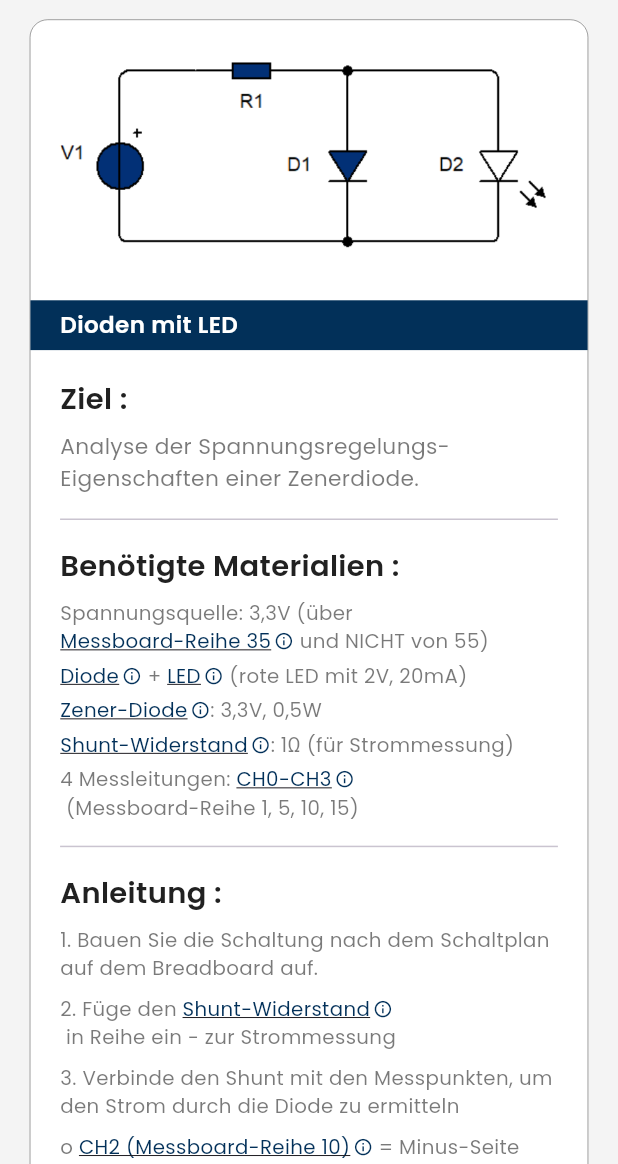
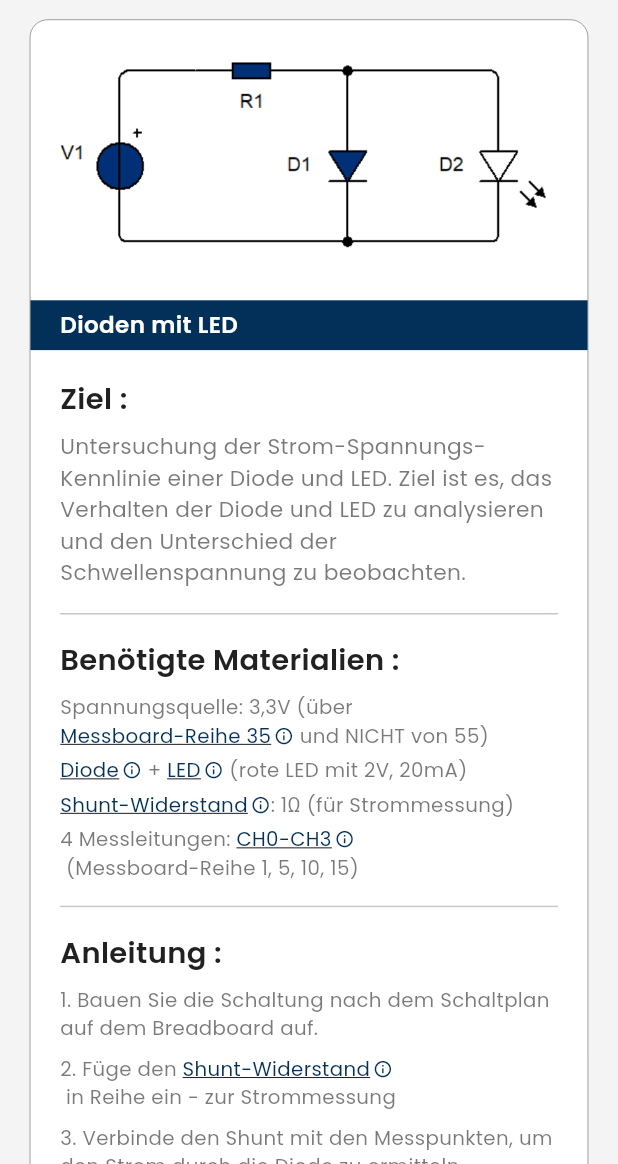
Before and after one commit to soufianeben56/MVP.V.0.1, a Flutter app: the ExperimentsDetailView2 screen opened directly with empty values, on a phone screen of 412 x 824 dp, the part 72-1236 px from its top. Run offline on Flutter 3.47's test engine with Material 3 defaults, Android fonts, the phone set to English and light mode, and no system bars; drawn by our look-alikes of oktoast; our stand-ins replace fl_chart, flutter_blue_plus, flutter_svg, geolocator, google_fonts, lottie and 6 more; missing offline and left inert: flex_color_picker; accounts and stored records are empty; project files that could hold a hidden picture were left out.

Commit message:
Mit integriert inhalt

```diff
--- a/lib/constants/app_constants.dart
+++ b/lib/constants/app_constants.dart
@@ -51,7 +51,7 @@
 const String strZielDesc1 =
     "Untersuchung des Verhaltens einer in Reihe geschalteten RLC-Schaltung, insbesondere der Resonanzfrequenz und SpannungssPhasenvershiebung.";
 const String strZielDesc2 =
-    "Analyse der Spannungsregelungs-Eigenschaften einer Zenerdiode.";
+    "Untersuchung der Strom-Spannungs-Kennlinie einer Diode und LED. Ziel ist es, das Verhalten der Diode und LED zu analysieren und den Unterschied der Schwellenspannung zu beobachten.";
 const String strZielDesc3 =
     "Bestimmung eines unbekannten Widerstands mit einer Wheatstone-Brücke.";
 
@@ -65,9 +65,9 @@
     ;
 
 const String strBenotigteMaterialien2 =
-    "Spannungsquelle: 3,3V (über Messboard-Reihe 35 und NICHT von 55)\n"
+    "Spannungsquelle: DAC (über Messboard-Reihe 35 und NICHT von 55)\n"
     "Diode + LED (rote LED mit 2V, 20mA)\n"
-    "Shunt-Widerstand: 1Ω (für Strommessung)\n"
+    "Shunt-Widerstand: 1Ω  (für Strommessung)\n"
     "4 Messleitungen: CH0-CH3 (Messboard-Reihe 1, 5, 10, 15)\n";
 
 const String strBenotigteMaterialien3 = "R1 : 1 kΩ (Festwiderstand)\n"
@@ -89,17 +89,26 @@
 
 //
 const String strAnleitung1 =
-    "Verbinde die Messboard-Reihe 50 mit deiner Schaltung  das ist die Sinusversorgung.\n\n 1.Setze den 68Ω Widerstand in Reihe mit dem Eingangssignal\n\n 2.Schließe Spule und Kondensator in Reihe zur Sinusquelle an.\n\n3.Fuge den 5Ω Shunt-Widerstand zur Strommessung in den Stromkreis ein..\n\n"
-    "4.Stecke die beiden Kabel aus der Schaltung in Messboard-Reihe 25 und um die Spannung zwischen diesen zwei Punkten zu messen \n\n  "
-    "5.Der Output der Differenzspannung liegt auf Reihe 20 (Messboard) . Verbinden Sie diesen Punkt mit CH0 (Messboard-Reihe 1), damit das Messergebnis gezeigt wird.\n\n"
-    "6.	Verwenden Sie die Infinity Circuit App zur Messung der Resonanzfrequenz und zur Analyse der Spannungsänderungen bei Resonanz";
+    "Versorge die Schaltung über Messboard-Reihe 50 (Sinusversorgung).\n"
+    "2. Setze einen  100 \u202F\u03A9 Widerstand in Reihe zum Eingangssignal.\n"
+    "3. Schließe Spule und Kondensator im Reihe zur Sinusquelle an.\n"
+    "4. Füge den 5\u202F\u03A9 Shunt-Widerstand in den Stromkreis ein.\n"
+    "5. Spannungsmessung:\n"
+    "• Verwende Reihe 25 und 27 (AC1) um die Spannung zwischen zwei Punkten zu messen.\n"
+    "• Die Differenzspannung liegt an OUT1 (Reihe 20).\n"
+    "• Verbinde OUT1 mit CH0 (Reihe 1) \u2192 Spannung erscheint in der App.\n"
+    "6. Strommessung:\n"
+    "• Verwende Reihe 30 und 32 (AC2) um den Strom zwischen zwei Punkten zu messen.\n"
+    "• Die Stromdifferenz liegt an OUT2 (Reihe 22).\n"
+    "• Verbinde OUT2 mit CH2 (Reihe 10) \u2192 Strom erscheint in der App.\n"
+    "7. Starte die App, um Spannung und Strom gleichzeitig als Kurve zu sehen und die Phasenverschiebung zu analysieren.";
 const String strAnleitung2 =
-    "1.Bauen Sie die Schaltung nach dem Schaltplan auf dem Breadboard auf.\n\n"
-    "2.Füge den Shunt-Widerstand in Reihe ein - zur Strommessung\n\n"
-    "3.	Verbinde den Shunt mit den Messpunkten, um den Strom durch die Diode zu ermitteln\n"
-        "o CH2 (Messboard-Reihe 1) = Minus-Seite \n "
-        "o CH3 (Messboard-Reihe 5) = Plus-Seite \n\n"
-    "5.Verwenden Sie die Infinity Circuit App, um die Spannungs-Strom-Kennlinie der Diode zu analysieren und zu visualisieren";
+    "1. Bauen Sie die Schaltung nach dem Schaltplan auf dem Breadboard auf.\n\n"
+    "2. Füge den Shunt-Widerstand in Reihe ein - zur Strommessung\n\n"
+    "3. Verbinde den Shunt mit den Messpunkten, um den Strom durch die Diode zu ermitteln\n"
+    "   o CH2 (Messboard-Reihe 1) = Minus-Seite \n "
+    "   o CH3 (Messboard-Reihe 5) = Plus-Seite \n\n"
+    "4. Verwenden Sie die Infinity Circuit App, um die Spannungs-Strom-Kennlinie der Diode und LED zu analysieren und zu visualisieren.";
 
 const String strAnleitung3 =
     "1.Bauen Sie die Wheatstone-Brücke mit den vier Widerständen auf dem Breadboard auf.\n\n"
@@ -121,8 +130,8 @@
     "Wenn Sie einen ungewöhnlichen, verbrannten Geruch wahrnehmen oder , trennen Sie das USB-Kabel sofort.";
 
 const String strSicherheitshinweise2 =
-    "•	Die Versorgungsspannung in diesem Versuch wird über Messboard-Reihe 35 (3,3V) bereitgestellt.\n"
-    "•	Stellen Sie sicher, dass alle Verbindungen korrekt sind, bevor Sie die Spannung anschließen. ";
+    "• Die Versorgungsspannung in diesem Versuch wird über Messboard-Reihe 35 (DAC) bereitgestellt.\n"
+    "• Stellen Sie sicher, dass alle Verbindungen korrekt sind, bevor Sie die Spannung anschließen. ";
 
 const String strSicherheitshinweise3 =
     "•	Stellen Sie sicher, dass alle Verbindungen korrekt sind, um Kurzschlüsse zu vermeiden.";
@@ -159,9 +168,9 @@
     "Berechnung des Vorwiderstands:\n"
     "Um die LED zu schützen, muss ein Vorwiderstand berechnet werden, der den Strom begrenzt.\n\n"
     "Verhalten der Schaltung:\n"
-    "Bei Verwendung des 100Ω Widerstands wird die LED korrekt betrieben.\n"
+    "Bei Verwendung des 100\u03A9 Widerstands wird die LED korrekt betrieben.\n"
     "Die LED sollte konstant leuchten, was auf eine stabile Stromversorgung hindeutet.\n"
-    "Verwenden Sie die Infinity Circuit App, um die Spannungs-Strom-Kennlinie der Diode aufzuzeichnen.\n"
+    "Verwenden Sie die Infinity Circuit App, um die Spannungs-Strom-Kennlinie der Diode und LED aufzuzeichnen.\n"
     "In der Durchlassrichtung zeigt die Diode eine niedrige Spannung (Vorwärtsspannung), und es fließt Strom.\n"
     "In der Sperrkonfiguration fließt nahezu kein Strom, was an der Sperrwirkung der Diode liegt.";
 
--- a/lib/presentation/views/experiments_detail/experiments_detail_view2.dart
+++ b/lib/presentation/views/experiments_detail/experiments_detail_view2.dart
@@ -243,18 +243,6 @@
           crossAxisAlignment: WrapCrossAlignment.center,
           children: [
             TermLinkWidget(
-              term: "Zener-Diode",
-              sectionId: HowToUseSections.otherComponents,
-              style: textStyle,
-            ),
-            Text(": 3,3V, 0,5W", style: textStyle),
-          ],
-        ),
-        SizedBox(height: 4),
-        Wrap(
-          crossAxisAlignment: WrapCrossAlignment.center,
-          children: [
-            TermLinkWidget(
               term: "Shunt-Widerstand",
               sectionId: HowToUseSections.shuntResistor,
               style: textStyle,
--- a/lib/presentation/views/measurement_graph/measurement_graph_view_model.dart
+++ b/lib/presentation/views/measurement_graph/measurement_graph_view_model.dart
@@ -42,7 +42,7 @@
 
   // Getter for AC measurement values
   double get lastRmsU => _lastRmsU;
-  double get lastRmsI => _lastRmsI;
+  double get lastRmsI => experiment == Experiment.experiment1 ? _lastRmsI / 5.0 : _lastRmsI;
   double get lastPhase => _lastPhase;
 
   // Sampling Intervall in Millisekunden
--- a/lib/presentation/views/secondtutorial/secondtutorial_viewmodel.dart
+++ b/lib/presentation/views/secondtutorial/secondtutorial_viewmodel.dart
@@ -36,16 +36,8 @@
   List<SecondtutorialModel> solutionList = [
     SecondtutorialModel(
       "RLC-Schaltung ",
-
       Assets.svg.icGroup11,
       "Lorem ipsum dolor sit amet consectetur. Sapien risus tincidunt neque aliquam eleifend proin justo. Leo eleifend viverra at volutpat",
-      () => TutorialoneView(), // Replace with your actual widget
-    ),
-    SecondtutorialModel(
-      "Zener-Dioden-Tutorial  ",
-      Assets.svg.icSecondtutorial1,
-      "Analyse der Spannungsregelungs-"
-          "Eigenschaften einer Zenerdiode.",
       () => TutorialoneView(), // Replace with your actual widget
     ),
   ];
--- a/lib/presentation/views/solution/solution_viewmodel.dart
+++ b/lib/presentation/views/solution/solution_viewmodel.dart
@@ -23,7 +23,7 @@
   List<SolutionModel> solutionList = [
     SolutionModel(
         "RLC-Schaltung", Assets.icons.icSolution1, SolutionType.solution1),
-    SolutionModel("Zener-Dioden-Experiment mit LED ", Assets.icons.icSolution2,
+    SolutionModel("Dioden-Experiment mit LED", Assets.icons.icSolution2,
         SolutionType.solution2),
     SolutionModel("Brückenschaltungs- Experiment ", Assets.icons.icSolution3,
         SolutionType.solution3),
--- a/lib/presentation/views/solution_detail/solution_detail_view.dart
+++ b/lib/presentation/views/solution_detail/solution_detail_view.dart
@@ -40,7 +40,7 @@
       case SolutionType.solution1:
         return "RLC-Schaltung";
       case SolutionType.solution2:
-        return "Zener-Dioden-Experiment mit LED";
+        return "Dioden-Experiment mit LED";
       case SolutionType.solution3:
         return "Brückenschaltungs-Experiment";
       case SolutionType.solution4:
```
Also changed, not shown: lib/presentation/views/measurement_graph/CustomGraph.dart (+8 -0 lines), lib/presentation/views/measurement_graph/measurement_graph_view.dart (+32 -8 lines), assets/icons/Versuch1_new2.png, assets/icons/img_solution1.png (deleted).
